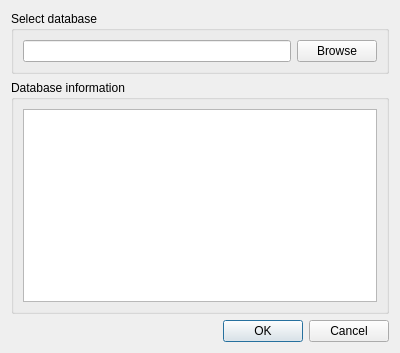
Old version of the form ui/readsdb_connect.ui in the repository ondrolexa/readsdb.
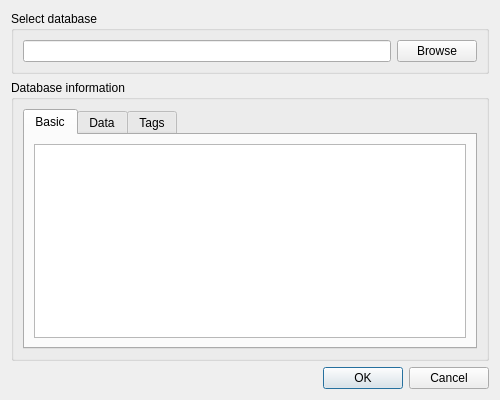
New version of the form.

Commit message: SDB info tabbed widget added

The edit to the form file:
```diff
--- a/ui/readsdb_connect.ui
+++ b/ui/readsdb_connect.ui
@@ -9,8 +9,8 @@
    <rect>
     <x>0</x>
     <y>0</y>
-    <width>400</width>
-    <height>353</height>
+    <width>500</width>
+    <height>400</height>
    </rect>
   </property>
   <property name="minimumSize">
@@ -53,13 +53,61 @@
      </property>
      <layout class="QHBoxLayout" name="horizontalLayout_3">
       <item>
-       <widget class="QPlainTextEdit" name="sdbInfoText">
-        <property name="undoRedoEnabled">
-         <bool>false</bool>
+       <widget class="QTabWidget" name="tabWidget">
+        <property name="currentIndex">
+         <number>0</number>
         </property>
-        <property name="readOnly">
-         <bool>true</bool>
-        </property>
+        <widget class="QWidget" name="tab">
+         <attribute name="title">
+          <string>Basic</string>
+         </attribute>
+         <layout class="QVBoxLayout" name="verticalLayout_2">
+          <item>
+           <widget class="QPlainTextEdit" name="sdb_info_basic">
+            <property name="undoRedoEnabled">
+             <bool>false</bool>
+            </property>
+            <property name="readOnly">
+             <bool>true</bool>
+            </property>
+           </widget>
+          </item>
+         </layout>
+        </widget>
+        <widget class="QWidget" name="tab_2">
+         <attribute name="title">
+          <string>Data</string>
+         </attribute>
+         <layout class="QVBoxLayout" name="verticalLayout_3">
+          <item>
+           <widget class="QPlainTextEdit" name="sdb_info_data">
+            <property name="undoRedoEnabled">
+             <bool>false</bool>
+            </property>
+            <property name="readOnly">
+             <bool>true</bool>
+            </property>
+           </widget>
+          </item>
+         </layout>
+        </widget>
+        <widget class="QWidget" name="tab_3">
+         <attribute name="title">
+          <string>Tags</string>
+         </attribute>
+         <layout class="QVBoxLayout" name="verticalLayout_4">
+          <item>
+           <widget class="QPlainTextEdit" name="sdb_info_tags">
+            <property name="undoRedoEnabled">
+             <bool>false</bool>
+            </property>
+            <property name="readOnly">
+             <bool>true</bool>
+            </property>
+           </widget>
+          </item>
+         </layout>
+        </widget>
        </widget>
       </item>
      </layout>
```
Left out of the diff: 4 changed lines with no effect on the pictures. The commit also changes 2 other files.
